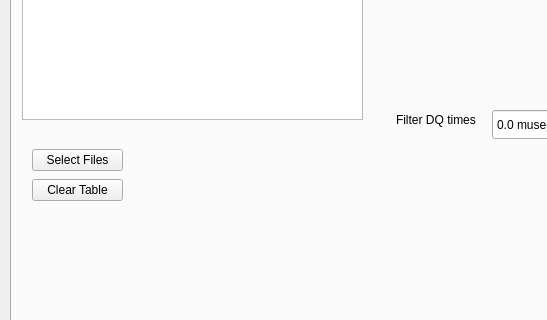
Qt form form.ui (timesama/M2-Approach) before a commit; both pictures show x 0 to 547 and y 497 to 817 of the 1100 by 900 pixel window.
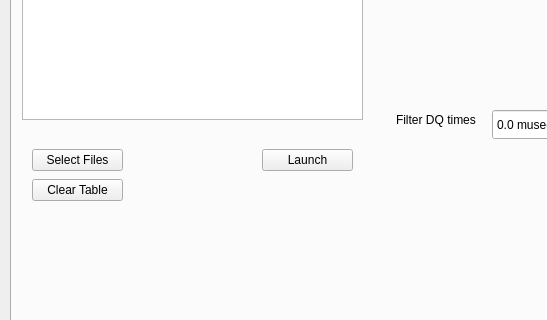
The same form after that commit. Custom widgets are drawn as their Qt base class.

What changed in the file:
```diff
--- a/form.ui
+++ b/form.ui
@@ -802,6 +802,19 @@
        <string>Clear Table</string>
       </property>
      </widget>
+     <widget class="QPushButton" name="btn_Launch">
+      <property name="geometry">
+       <rect>
+        <x>250</x>
+        <y>310</y>
+        <width>91</width>
+        <height>22</height>
+       </rect>
+      </property>
+      <property name="text">
+       <string>Launch</string>
+      </property>
+     </widget>
     </widget>
     <widget class="QWidget" name="tab_4">
      <attribute name="title">
```
